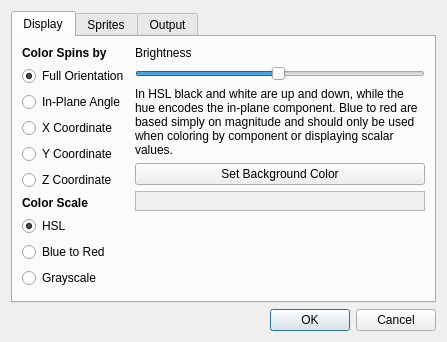
Old version of the form source/preferences.ui in the repository grahamrow/Muview2.
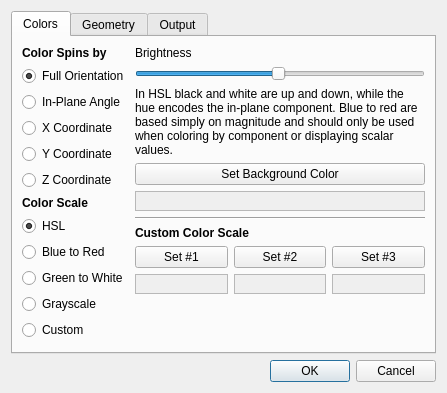
New version of the form.

Commit message: Added custom color options

```diff
--- a/source/preferences.ui
+++ b/source/preferences.ui
@@ -30,7 +30,7 @@
      </property>
      <widget class="QWidget" name="colorTab">
       <attribute name="title">
-       <string>Display</string>
+       <string>Colors</string>
       </attribute>
       <layout class="QHBoxLayout" name="horizontalLayout_2">
        <item>
@@ -146,6 +146,16 @@
            </attribute>
           </widget>
          </item>
+         <item>
+          <widget class="QRadioButton" name="colorScaleGreenWhite">
+           <property name="text">
+            <string>Green to White</string>
+           </property>
+           <attribute name="buttonGroup">
+            <string notr="true">colorScaleGroup</string>
+           </attribute>
+          </widget>
+         </item>
          <item>
           <widget class="QRadioButton" name="colorScaleGray">
            <property name="text">
@@ -156,6 +166,16 @@
            </attribute>
           </widget>
          </item>
+         <item>
+          <widget class="QRadioButton" name="colorScaleCustom">
+           <property name="text">
+            <string>Custom</string>
+           </property>
+           <attribute name="buttonGroup">
+            <string notr="true">colorScaleGroup</string>
+           </attribute>
+          </widget>
+         </item>
          <item>
           <spacer name="verticalSpacer">
            <property name="orientation">
@@ -241,6 +261,141 @@
            </property>
           </widget>
          </item>
+         <item>
+          <widget class="Line" name="line">
+           <property name="orientation">
+            <enum>Qt::Horizontal</enum>
+           </property>
+          </widget>
+         </item>
+         <item>
+          <widget class="QLabel" name="label_14">
+           <property name="font">
+            <font>
+             <weight>75</weight>
+             <bold>true</bold>
+            </font>
+           </property>
+           <property name="text">
+            <string>Custom Color Scale</string>
+           </property>
+           <property name="textFormat">
+            <enum>Qt::AutoText</enum>
+           </property>
+          </widget>
+         </item>
+         <item>
+          <layout class="QGridLayout" name="gridLayout" rowminimumheight="0,0" columnminimumwidth="0,0,0">
+           <property name="bottomMargin">
+            <number>0</number>
+           </property>
+           <item row="1" column="0">
+            <widget class="QFrame" name="customColorBox1">
+             <property name="sizePolicy">
+              <sizepolicy hsizetype="Preferred" vsizetype="Fixed">
+               <horstretch>0</horstretch>
+               <verstretch>0</verstretch>
+              </sizepolicy>
+             </property>
+             <property name="minimumSize">
+              <size>
+               <width>0</width>
+               <height>20</height>
+              </size>
+             </property>
+             <property name="autoFillBackground">
+              <bool>true</bool>
+             </property>
+             <property name="frameShape">
+              <enum>QFrame::StyledPanel</enum>
+             </property>
+             <property name="frameShadow">
+              <enum>QFrame::Sunken</enum>
+             </property>
+             <property name="lineWidth">
+              <number>2</number>
+             </property>
+            </widget>
+           </item>
+           <item row="1" column="2">
+            <widget class="QFrame" name="customColorBox3">
+             <property name="sizePolicy">
+              <sizepolicy hsizetype="Preferred" vsizetype="Fixed">
+               <horstretch>0</horstretch>
+               <verstretch>0</verstretch>
+              </sizepolicy>
+             </property>
+             <property name="minimumSize">
+              <size>
+               <width>0</width>
+               <height>20</height>
+              </size>
+             </property>
+             <property name="autoFillBackground">
+              <bool>true</bool>
+             </property>
+             <property name="frameShape">
+              <enum>QFrame::StyledPanel</enum>
+             </property>
+             <property name="frameShadow">
+              <enum>QFrame::Sunken</enum>
+             </property>
+             <property name="lineWidth">
+              <number>2</number>
+             </property>
+            </widget>
+           </item>
+           <item row="1" column="1">
+            <widget class="QFrame" name="customColorBox2">
+             <property name="sizePolicy">
+              <sizepolicy hsizetype="Preferred" vsizetype="Fixed">
+               <horstretch>0</horstretch>
+               <verstretch>0</verstretch>
+              </sizepolicy>
+             </property>
+             <property name="minimumSize">
+              <size>
+               <width>0</width>
+               <height>20</height>
+              </size>
+             </property>
+             <property name="autoFillBackground">
+              <bool>true</bool>
+             </property>
+             <property name="frameShape">
+              <enum>QFrame::StyledPanel</enum>
+             </property>
+             <property name="frameShadow">
+              <enum>QFrame::Sunken</enum>
+             </property>
+             <property name="lineWidth">
+              <number>2</number>
+             </property>
+            </widget>
+           </item>
+           <item row="0" column="0">
+            <widget class="QPushButton" name="setCustomColor1">
+             <property name="text">
+              <string>Set #1</string>
+             </property>
+            </widget>
+           </item>
+           <item row="0" column="1">
+            <widget class="QPushButton" name="setCustomColor2">
+             <property name="text">
+              <string>Set #2</string>
+             </property>
+            </widget>
+           </item>
+           <item row="0" column="2">
+            <widget class="QPushButton" name="setCustomColor3">
+             <property name="text">
+              <string>Set #3</string>
+             </property>
+            </widget>
+           </item>
+          </layout>
+         </item>
          <item>
           <spacer name="verticalSpacer_2">
            <property name="orientation">
@@ -260,7 +415,7 @@
      </widget>
      <widget class="QWidget" name="spritesTab">
       <attribute name="title">
-       <string>Sprites</string>
+       <string>Geometry</string>
       </attribute>
       <layout class="QHBoxLayout" name="horizontalLayout_7">
        <item>
```
The commit also changes 2 other files.
